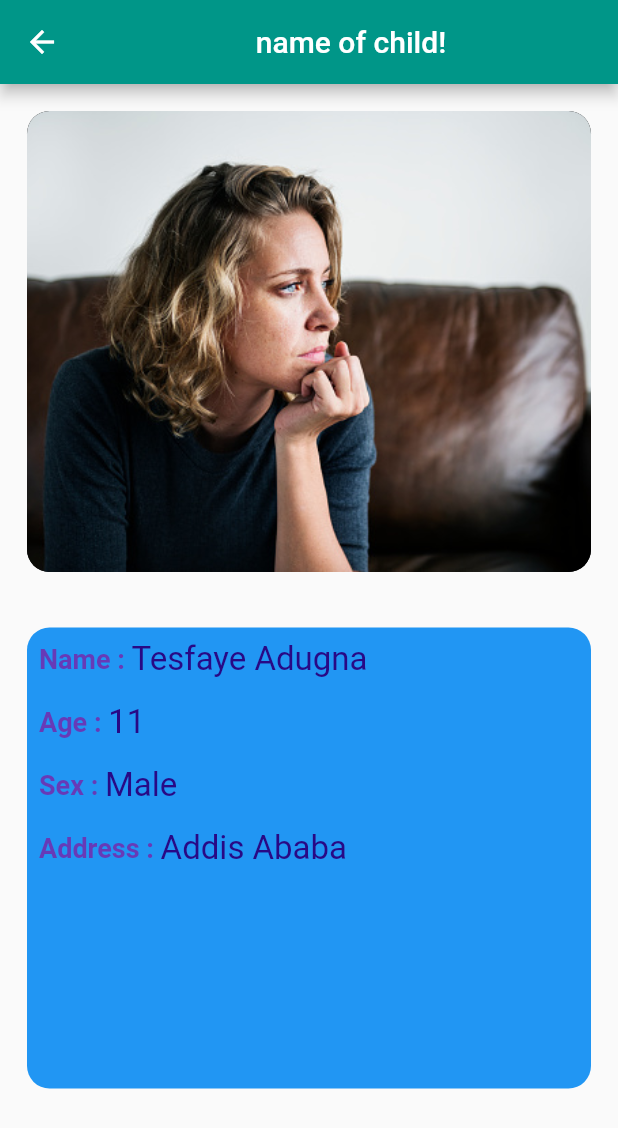
After one commit to TesfayeAdugna/Erdata-App, a Flutter app: the Profile screen opened directly, on a phone screen of 412 x 824 dp. The commit adds this screen. Shown: the top 1128 px of the screen. Run offline on Flutter 3.47's test engine with Material 2 defaults, Android fonts, the phone set to English and light mode, and no system bars.

Commit message:
merging the pages into one first trial

```diff
--- /dev/null
+++ b/lib/children.dart
@@ -0,0 +1,18 @@
+class Children {
+  final String Image;
+  final String name;
+  final int age;
+  final String Education_level;
+  final String Parent_status;
+  final String Short_Story;
+  Children(this.Image ,this.name, this.age, this.Education_level,this.Parent_status, this.Short_Story);
+
+}
+
+List children = <Children> [Children("assets/profile_image1.jpg","Abebe Kebede", 12, "Elementary School","Currently Unavailable", "He has been fighting with...."),
+Children("assets/profile_image1.jpg","Abebe Kebede", 12, "Elementary School", "Currently Unavailable","He has been fighting with...."),
+Children("assets/profile_image2.jpg","Abebe Kebede", 12, "Elementary School", "Currently Unavailable","He has been fighting with...."),
+Children("assets/profile_image1.jpg","Abebe Kebede", 12, "Elementary School","Currently Unavailable", "He has been fighting with...."),
+Children("assets/profile_image1.jpg","Abebe Kebede", 12, "Elementary School","Currently Unavailable", "He has been fighting with...."),
+Children("assets/profile_image2.jpg","Abebe Kebede", 12, "Elementary School","Currently Unavailable", "He has been fighting with...."),
+Children("assets/profile_image2.jpg","Abebe Kebede", 12, "Elementary School", "Currently Unavailable","He has been fighting with....")];
--- /dev/null
+++ b/lib/constant.dart
@@ -0,0 +1,29 @@
+import 'package:flutter/material.dart';
+
+TextStyle kTxtKeyStyle = TextStyle(
+  fontSize: 18,
+  fontWeight: FontWeight.bold,
+  color: Colors.deepPurple,
+);
+
+TextStyle kTxtValueStyle = TextStyle(
+  fontSize: 22,
+  fontWeight: FontWeight.normal,
+  color: Color.fromARGB(255, 40, 9, 133),
+);
+
+TextStyle kTxtDescription = TextStyle(
+  fontSize: 20,
+  fontWeight: FontWeight.normal,
+  color: Colors.cyan,
+);
+
+TextStyle kDonate = TextStyle(
+  fontSize: 28,
+  fontWeight: FontWeight.bold,
+  color: Color.fromARGB(255, 35, 4, 121),
+);
+
+SizedBox kVSpace = SizedBox(
+  height: 25,
+);
--- a/lib/main.dart
+++ b/lib/main.dart
@@ -1,6 +1,9 @@
 import 'package:flutter/material.dart';
 
 import 'home.dart';
+import 'profile.dart';
+import 'child_donation.dart';
+import 'home_sample.dart';
 
 void main() {
   runApp(const profile());
--- /dev/null
+++ b/lib/profile.dart
@@ -0,0 +1,178 @@
+import 'dart:io';
+
+import 'package:flutter/material.dart';
+import 'constant.dart';
+
+class Profile extends StatelessWidget {
+  const Profile({Key? key}) : super(key: key);
+
+  @override
+  Widget build(BuildContext context) {
+    return SafeArea(
+      child: Scaffold(
+        appBar: AppBar(
+          title: Center(
+            child: Text("name of child!"),
+          ),
+          backgroundColor: Colors.teal,
+        ),
+        body: GridView(
+          gridDelegate: SliverGridDelegateWithMaxCrossAxisExtent(
+            maxCrossAxisExtent: 680,
+            mainAxisSpacing: 1,
+            childAspectRatio: 1.2,
+            crossAxisSpacing: 20,
+          ),
+          children: [
+            Padding(
+              padding: const EdgeInsets.all(18.0),
+              child: Container(
+                width: 500,
+                decoration: BoxDecoration(
+                  color: Colors.black,
+                  image: DecorationImage(
+                    fit: BoxFit.cover,
+                    image: AssetImage(
+                      "assets/profile_image1.jpg",
+                    ),
+                  ),
+                  borderRadius: BorderRadius.circular(15),
+                ),
+              ),
+            ),
+            Padding(
+              padding: const EdgeInsets.fromLTRB(18, 18, 18, 18),
+              child: Container(
+                width: 300,
+                child: Column(
+                  children: [
+                    Padding(
+                      padding: const EdgeInsets.all(8.0),
+                      child: Row(
+                        children: [
+                          Text(
+                            'Name : ',
+                            style: kTxtKeyStyle,
+                          ),
+                          Text(
+                            'Tesfaye Adugna',
+                            style: kTxtValueStyle,
+                          ),
+                        ],
+                      ),
+                    ),
+                    Padding(
+                      padding: const EdgeInsets.all(8.0),
+                      child: Row(
+                        children: [
+                          Text(
+                            'Age : ',
+                            style: kTxtKeyStyle,
+                          ),
+                          Text(
+                            '11',
+                            style: kTxtValueStyle,
+                          ),
+                        ],
+                      ),
+                    ),
+                    Padding(
+                      padding: const EdgeInsets.all(8.0),
+                      child: Row(
+                        children: [
+                          Text(
+                            'Sex : ',
+                            style: kTxtKeyStyle,
+                          ),
+                          Text(
+                            'Male',
+                            style: kTxtValueStyle,
+                          ),
+                        ],
+                      ),
+                    ),
+                    Padding(
+                      padding: const EdgeInsets.all(8.0),
+                      child: Row(
+                        children: [
+                          Text(
+                            'Address : ',
+                            style: kTxtKeyStyle,
+                          ),
+                          Text(
+                            'Addis Ababa',
+                            style: kTxtValueStyle,
+                          ),
+                        ],
+                      ),
+                    ),
+                  ],
+                ),
+                decoration: BoxDecoration(
+                  color: Colors.blue,
+                  borderRadius: BorderRadius.circular(15),
+                ),
+              ),
+            ),
+
+            // Center(
+            //   child: Text(
+            //     'Description',
+            //     style: kTxtKeyStyle,
+            //   ),
+            // ),
+            Padding(
+              padding: const EdgeInsets.symmetric(vertical: 1, horizontal: 18),
+              child: Container(
+                width: 300,
+                child: Row(
+                  children: [
+                    Expanded(
+                      child: Container(
+                        child: Padding(
+                          padding: const EdgeInsets.all(18.0),
+                          child: Text(
+                            'This child need special help. so as much as possible help him.please help him he hungry for food please help him he hungry for food',
+                            style: kTxtDescription,
+                          ),
+                        ),
+                        decoration: BoxDecoration(
+                          color: Colors.black,
+                          borderRadius: BorderRadius.circular(15),
+                        ),
+                      ),
+                    ),
+                  ],
+                ),
+              ),
+            ),
+            Row(
+              children: [
+                GestureDetector(
+                  child: Padding(
+                    padding:
+                        const EdgeInsets.symmetric(vertical: 1, horizontal: 18),
+                    child: Container(
+                      height: 80,
+                      width: 200,
+                      child: Center(
+                        child: Text(
+                          'Donate',
+                          style: kDonate,
+                        ),
+                      ),
+                      decoration: BoxDecoration(
+                        color: Colors.green,
+                        borderRadius: BorderRadius.circular(15),
+                      ),
+                    ),
+                  ),
+                ),
+              ],
+            )
+          ],
+        ),
+      ),
+    );
+  }
+}
```
Also changed, not shown: lib/child_donation.dart (added, +175 -0 lines), lib/home_sample.dart (added, +178 -0 lines), lib/smallText.dart (added, +23 -0 lines), lib/theme.dart (added, +45 -0 lines), pubspec.lock, 1 other file.
